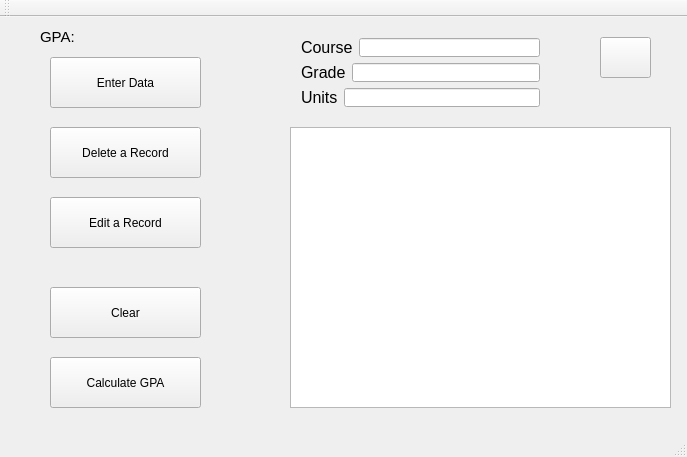
The window that mainwindow.ui (BrianLan55/gpaCalculator) describes before a commit, drawn with Qt 5.
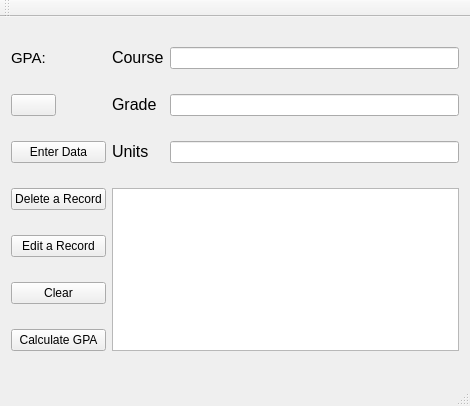
The same window after the commit. Icons and pictures are not drawn.

Commit message:
Added BASIC GUI STYLING and CHANGED DELETE FUNCTIONALITY
The program now deletes by row number instead of course name.
In addition the program now has a basic background color for all
windows of the program.

Patch:
```diff
--- a/mainwindow.ui
+++ b/mainwindow.ui
@@ -6,139 +6,48 @@
    <rect>
     <x>0</x>
     <y>0</y>
-    <width>687</width>
-    <height>457</height>
+    <width>470</width>
+    <height>406</height>
    </rect>
   </property>
   <property name="windowTitle">
    <string>MainWindow</string>
   </property>
+  <property name="styleSheet">
+   <string notr="true">MainWindow
+{
+ 	background-color:qlineargradient(spread:pad, x1:1, y1:0.744227, x2:1, y2:0, stop:0 rgba(255, 122, 55, 255), stop:1 rgba(255, 255, 255, 255));
+
+
+
+
+};
+</string>
+  </property>
   <widget class="QWidget" name="centralWidget">
-   <widget class="QPushButton" name="pushButton_calculateGPA">
-    <property name="geometry">
-     <rect>
-      <x>50</x>
-      <y>340</y>
-      <width>151</width>
-      <height>51</height>
-     </rect>
-    </property>
-    <property name="text">
-     <string>Calculate GPA</string>
-    </property>
-   </widget>
-   <widget class="QPushButton" name="pushButton_submitData">
-    <property name="geometry">
-     <rect>
-      <x>50</x>
-      <y>40</y>
-      <width>151</width>
-      <height>51</height>
-     </rect>
-    </property>
-    <property name="text">
-     <string>Enter Data</string>
-    </property>
-   </widget>
-   <widget class="QPushButton" name="pushButton_clearFields">
-    <property name="geometry">
-     <rect>
-      <x>50</x>
-      <y>270</y>
-      <width>151</width>
-      <height>51</height>
-     </rect>
-    </property>
-    <property name="text">
-     <string>Clear</string>
-    </property>
-   </widget>
-   <widget class="QPushButton" name="pushButton_deleteCourse">
-    <property name="geometry">
-     <rect>
-      <x>50</x>
-      <y>110</y>
-      <width>151</width>
-      <height>51</height>
-     </rect>
-    </property>
-    <property name="text">
-     <string>Delete a Record</string>
-    </property>
-   </widget>
-   <widget class="QTableView" name="tableView_viewData">
-    <property name="geometry">
-     <rect>
-      <x>290</x>
-      <y>110</y>
-      <width>381</width>
-      <height>281</height>
-     </rect>
-    </property>
-   </widget>
-   <widget class="QWidget" name="layoutWidget">
-    <property name="geometry">
-     <rect>
-      <x>290</x>
-      <y>10</y>
-      <width>261</width>
-      <height>91</height>
-     </rect>
-    </property>
-    <layout class="QVBoxLayout" name="verticalLayout">
-     <item>
-      <layout class="QHBoxLayout" name="horizontalLayout_courseName">
-       <item>
-        <widget class="QLabel" name="label_courseName">
-         <property name="text">
-          <string>&lt;html&gt;&lt;head/&gt;&lt;body&gt;&lt;p&gt;&lt;span style=&quot; font-size:12pt;&quot;&gt;Course&lt;/span&gt;&lt;/p&gt;&lt;/body&gt;&lt;/html&gt;</string>
-         </property>
-        </widget>
-       </item>
-       <item>
-        <widget class="QLineEdit" name="lineEdit_courseName"/>
-       </item>
-      </layout>
-     </item>
-     <item>
-      <layout class="QHBoxLayout" name="horizontalLayout_grade">
-       <item>
-        <widget class="QLabel" name="label_grade">
-         <property name="text">
-          <string>&lt;html&gt;&lt;head/&gt;&lt;body&gt;&lt;p&gt;&lt;span style=&quot; font-size:12pt;&quot;&gt;Grade&lt;/span&gt;&lt;/p&gt;&lt;/body&gt;&lt;/html&gt;</string>
-         </property>
-        </widget>
-       </item>
-       <item>
-        <widget class="QLineEdit" name="lineEdit_grade"/>
-       </item>
-      </layout>
-     </item>
-     <item>
-      <layout class="QHBoxLayout" name="horizontalLayout_units">
-       <item>
+   <layout class="QGridLayout" name="gridLayout">
+    <item row="2" column="2">
         <widget class="QLabel" name="label_units">
          <property name="text">
           <string>&lt;html&gt;&lt;head/&gt;&lt;body&gt;&lt;p&gt;&lt;span style=&quot; font-size:12pt;&quot;&gt;Units&lt;/span&gt;&lt;/p&gt;&lt;/body&gt;&lt;/html&gt;</string>
          </property>
         </widget>
        </item>
-       <item>
-        <widget class="QLineEdit" name="lineEdit_units"/>
-       </item>
-      </layout>
-     </item>
-    </layout>
-   </widget>
+    <item row="0" column="1">
+     <widget class="QLabel" name="label_gpa">
+      <property name="text">
+       <string/>
+      </property>
+     </widget>
+    </item>
+    <item row="3" column="2" rowspan="4" colspan="2">
+     <widget class="QTableView" name="tableView_viewData"/>
+    </item>
+    <item row="1" column="3">
+     <widget class="QLineEdit" name="lineEdit_grade"/>
+    </item>
+    <item row="1" column="0">
    <widget class="QPushButton" name="pushButton_refresh">
-    <property name="geometry">
-     <rect>
-      <x>600</x>
-      <y>20</y>
-      <width>51</width>
-      <height>41</height>
-     </rect>
-    </property>
     <property name="text">
      <string/>
     </property>
@@ -156,45 +65,74 @@
      <bool>false</bool>
     </property>
    </widget>
-   <widget class="QLabel" name="label_gpa">
-    <property name="geometry">
-     <rect>
-      <x>110</x>
-      <y>10</y>
-      <width>111</width>
-      <height>21</height>
-     </rect>
-    </property>
+    </item>
+    <item row="5" column="0" colspan="2">
+     <widget class="QPushButton" name="pushButton_clearFields">
     <property name="text">
-     <string/>
-    </property>
-   </widget>
+       <string>Clear</string>
+      </property>
+     </widget>
+    </item>
+    <item row="0" column="0">
    <widget class="QLabel" name="label">
-    <property name="geometry">
-     <rect>
-      <x>40</x>
-      <y>10</y>
-      <width>47</width>
-      <height>21</height>
-     </rect>
-    </property>
     <property name="text">
      <string>&lt;html&gt;&lt;head/&gt;&lt;body&gt;&lt;p&gt;&lt;span style=&quot; font-size:11pt;&quot;&gt;GPA:&lt;/span&gt;&lt;/p&gt;&lt;/body&gt;&lt;/html&gt;</string>
     </property>
    </widget>
+    </item>
+    <item row="4" column="0" colspan="2">
    <widget class="QPushButton" name="pushButton_editCourse">
-    <property name="geometry">
-     <rect>
-      <x>50</x>
-      <y>180</y>
-      <width>151</width>
-      <height>51</height>
-     </rect>
-    </property>
     <property name="text">
      <string>Edit a Record</string>
     </property>
    </widget>
+    </item>
+    <item row="2" column="3">
+     <widget class="QLineEdit" name="lineEdit_units"/>
+    </item>
+    <item row="2" column="0" colspan="2">
+     <widget class="QPushButton" name="pushButton_submitData">
+      <property name="text">
+       <string>Enter Data</string>
+      </property>
+     </widget>
+    </item>
+    <item row="0" column="3">
+     <widget class="QLineEdit" name="lineEdit_courseName">
+      <property name="styleSheet">
+       <string notr="true"/>
+      </property>
+     </widget>
+    </item>
+    <item row="6" column="0" colspan="2">
+     <widget class="QPushButton" name="pushButton_calculateGPA">
+      <property name="text">
+       <string>Calculate GPA</string>
+      </property>
+     </widget>
+    </item>
+    <item row="0" column="2">
+     <widget class="QLabel" name="label_courseName">
+      <property name="text">
+       <string>&lt;html&gt;&lt;head/&gt;&lt;body&gt;&lt;p&gt;&lt;span style=&quot; font-size:12pt;&quot;&gt;Course&lt;/span&gt;&lt;/p&gt;&lt;/body&gt;&lt;/html&gt;</string>
+      </property>
+     </widget>
+    </item>
+    <item row="1" column="2">
+     <widget class="QLabel" name="label_grade">
+      <property name="text">
+       <string>&lt;html&gt;&lt;head/&gt;&lt;body&gt;&lt;p&gt;&lt;span style=&quot; font-size:12pt;&quot;&gt;Grade&lt;/span&gt;&lt;/p&gt;&lt;/body&gt;&lt;/html&gt;</string>
+      </property>
+     </widget>
+    </item>
+    <item row="3" column="0" colspan="2">
+     <widget class="QPushButton" name="pushButton_deleteCourse">
+      <property name="text">
+       <string>Delete a Record</string>
+      </property>
+     </widget>
+    </item>
+   </layout>
   </widget>
   <widget class="QMenuBar" name="menuBar">
    <property name="geometry">
```
Left out of the diff: 2 changed lines with no effect on the pictures. Lines whose indentation alone changed are shown as unchanged. The commit also changes 8 other files.
